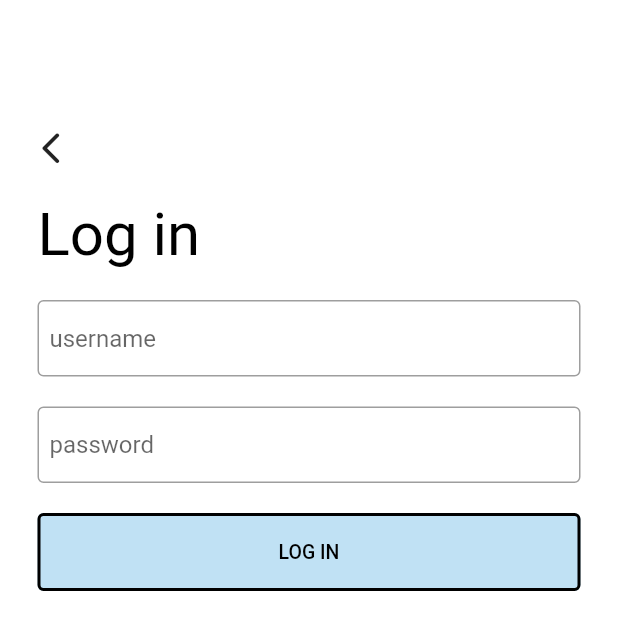
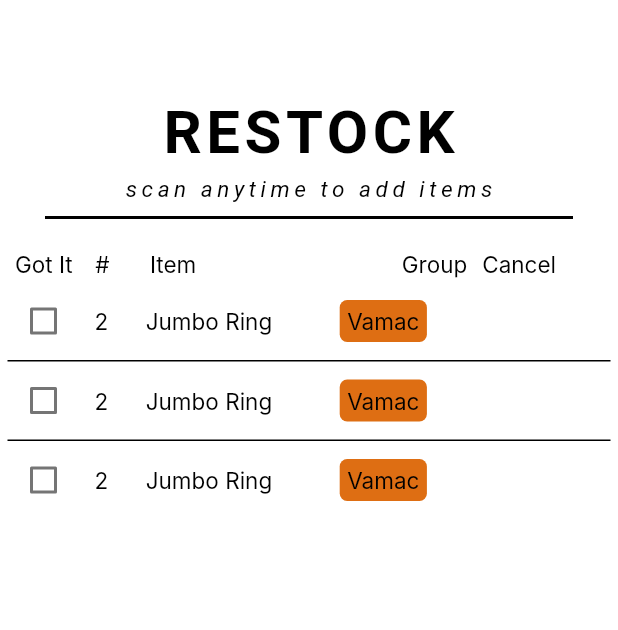
Before and after one commit to chloejireland/sb_inventory, a Flutter app: the Login screen opened directly, after a tap on "LOG IN", on a phone screen of 412 x 824 dp. Shown: the top 630 px of the screen. Run offline on Flutter 3.47's test engine with Material 2 defaults, Android fonts, the phone set to English and light mode, and no system bars; Roboto replaces fonts that are missing (Comfortaa, Inter, Viga).

Commit message:
adding more to the restock page

```diff
--- /dev/null
+++ b/lib/addItems.dart
@@ -0,0 +1,198 @@
+// ignore_for_file: file_names
+import 'package:flutter/material.dart';
+
+class AddItems extends StatefulWidget {
+  const AddItems({super.key});
+
+  @override
+  State<AddItems> createState() => AddItemsState();
+}
+
+class AddItemsState extends State<AddItems> {
+  bool checkBoxVal = false;
+  final List<String> items = <String>["Item 1", "Item 2", "Item 3"];
+
+  @override
+  Widget build(BuildContext context) {
+    return Scaffold(
+      body: Container(
+        alignment: Alignment.center,
+        decoration: const BoxDecoration(color: Colors.white),
+        padding: const EdgeInsets.only(top: 40),
+        child: Column(
+          children: [
+            pageCol,
+            ListView.separated(
+              shrinkWrap: true,
+              padding: const EdgeInsets.all(5),
+              itemCount: items.length,
+              itemBuilder: (context, index) {
+                return Row(children: [
+                  Checkbox(
+                    value: checkBoxVal,
+                    onChanged: (bool? value) {
+                      setState(() {
+                        checkBoxVal = value!;
+                      });
+                    },
+                  ),
+                  // ignore: prefer_const_constructors
+                  Padding(
+                      padding: const EdgeInsets.only(left: 10),
+                      child: const Text(
+                        "2",
+                        style: hRowStyle,
+                      )),
+
+                  // ignore: prefer_const_constructors
+                  Padding(
+                      padding: const EdgeInsets.fromLTRB(25, 0, 45, 0),
+                      child: const Text(
+                        "Jumbo Ring",
+                        style: hRowStyle,
+                      )),
+
+                  // ignore: avoid_unnecessary_containers
+                  Container(
+                    // ignore: sort_child_properties_last
+                    child: const Text(
+                      "Vamac",
+                      style: hRowStyle,
+                    ),
+                    decoration: BoxDecoration(
+                      borderRadius: BorderRadius.circular(5),
+                      //change to exact color
+                      color: Color.fromARGB(243, 220, 103, 7),
+                    ),
+                    padding: EdgeInsets.all(5),
+                  ),
+                ]);
+              },
+              separatorBuilder: (BuildContext context, int index) =>
+                  const Divider(
+                height: 5,
+                thickness: 1,
+                color: Colors.black,
+              ),
+            )
+          ],
+        ),
+      ),
+    );
+  } // build
+
+  final pageCol = Column(
+    children: [
+      restockTxt,
+      scanTxt,
+      divLine,
+      headRow,
+    ],
+  ); // end pageCol
+
+// ***** begin RESTOCK ********
+  static const restockTxt = Padding(
+    padding: EdgeInsets.only(top: 25),
+    child: Text(
+      "RESTOCK",
+      style: restockStyle,
+    ),
+  );
+
+  static const restockStyle = TextStyle(
+    color: Colors.black,
+    fontFamily: 'Viga',
+    fontSize: 40,
+    fontWeight: FontWeight.bold,
+    letterSpacing: 3,
+  ); // end style
+
+// ****** end RESTOCK ******
+
+// **** begin scanTxt ****
+  static const scanTxt = Padding(
+    padding: EdgeInsets.only(top: 5),
+    child: Text(
+      "scan anytime to add items",
+      style: scanStyle,
+    ),
+  );
+
+  static const scanStyle = TextStyle(
+    color: Colors.black,
+    fontFamily: 'Viga',
+    fontSize: 15,
+    fontStyle: FontStyle.italic,
+    letterSpacing: 3,
+  ); // end style
+// **** end scanTxt ****
+
+// **** begin divider ****
+  static const divLine = Divider(
+    height: 20,
+    endIndent: 30,
+    indent: 30,
+    thickness: 2,
+    color: Colors.black,
+  );
+// **** end Divider ****
+
+// **** begin header row *****
+  static final headRow = Row(
+    // ignore: prefer_const_literals_to_create_immutables
+    children: [
+      // got it
+      const Padding(
+        padding: EdgeInsets.fromLTRB(10, 12, 0, 0),
+        child: Text(
+          "Got It",
+          style: hRowStyle,
+        ),
+      ),
+      // #
+      const Padding(
+        padding: EdgeInsets.fromLTRB(15, 12, 2, 0),
+        child: Text(
+          "#",
+          style: hRowStyle,
+        ),
+      ),
+      // item
+      const Padding(
+        padding: EdgeInsets.fromLTRB(25, 12, 2, 0),
+        child: Text(
+          "Item",
+          style: hRowStyle,
+        ),
+      ),
+      // group
+      const Padding(
+        padding: EdgeInsets.fromLTRB(135, 12, 10, 0),
+        child: Text(
+          "Group",
+          style: hRowStyle,
+        ),
+      ),
+      // cancel
+      const Padding(
+        padding: EdgeInsets.fromLTRB(0, 12, 2, 0),
+        child: Text(
+          "Cancel",
+          style: hRowStyle,
+        ),
+      ),
+    ],
+  );
+
+  static const hRowStyle = TextStyle(
+    color: Colors.black,
+    fontFamily: 'Inter',
+    fontSize: 15,
+    //fontStyle: FontStyle.italic,
+    //letterSpacing: 3,
+  );
+// **** end header row *****
+
+// **** begin ListView ******
+
+} //  end class
--- a/lib/login.dart
+++ b/lib/login.dart
@@ -1,8 +1,9 @@
 import 'package:flutter/material.dart';
+import 'package:sb_inventory/addItems.dart';
 
-void main() {
-  runApp(const Login());
-}
+//void main() {
+//  runApp(const Login());
+//}
 
 class Login extends StatelessWidget {
   const Login({super.key});
@@ -71,7 +72,8 @@ final logInCol = Column(
         )),
       ),
       // log in button
-      Padding(
+      Builder(builder: (BuildContext context) {
+        return Padding(
           padding: const EdgeInsets.fromLTRB(25, 20, 25, 10),
           child: OutlinedButton(
             style: OutlinedButton.styleFrom(
@@ -79,7 +81,13 @@ final logInCol = Column(
               side: const BorderSide(color: Colors.black, width: 2),
               fixedSize: const Size(379, 52),
             ),
-          onPressed: () {},
+            onPressed: () {
+              Navigator.push(
+                  context,
+                  MaterialPageRoute(
+                    builder: (context) => AddItems(),
+                  ));
+            },
             child: const Text(
               'LOG IN',
               style: TextStyle(
@@ -89,7 +97,8 @@ final logInCol = Column(
               ),
             ),
           ),
-      ),
+        );
+      })
       // keyboard
     ]);
 
--- a/lib/register.dart
+++ b/lib/register.dart
@@ -1,9 +1,9 @@
 import 'package:flutter/material.dart';
 import 'package:sb_inventory/register2.dart';
 
-void main() {
-  runApp(const Register());
-}
+//void main() {
+//  runApp(const Register());
+//}
 
 class Register extends StatelessWidget {
   const Register({super.key});
--- a/lib/register2.dart
+++ b/lib/register2.dart
@@ -3,9 +3,9 @@
 
 import 'package:flutter/material.dart';
 
-void main() {
-  runApp(const Register2());
-}
+//void main() {
+//  runApp(const Register2());
+//}
 
 class Register2 extends StatelessWidget {
   const Register2({super.key});
```
Lines whose indentation alone changed are shown as unchanged.
